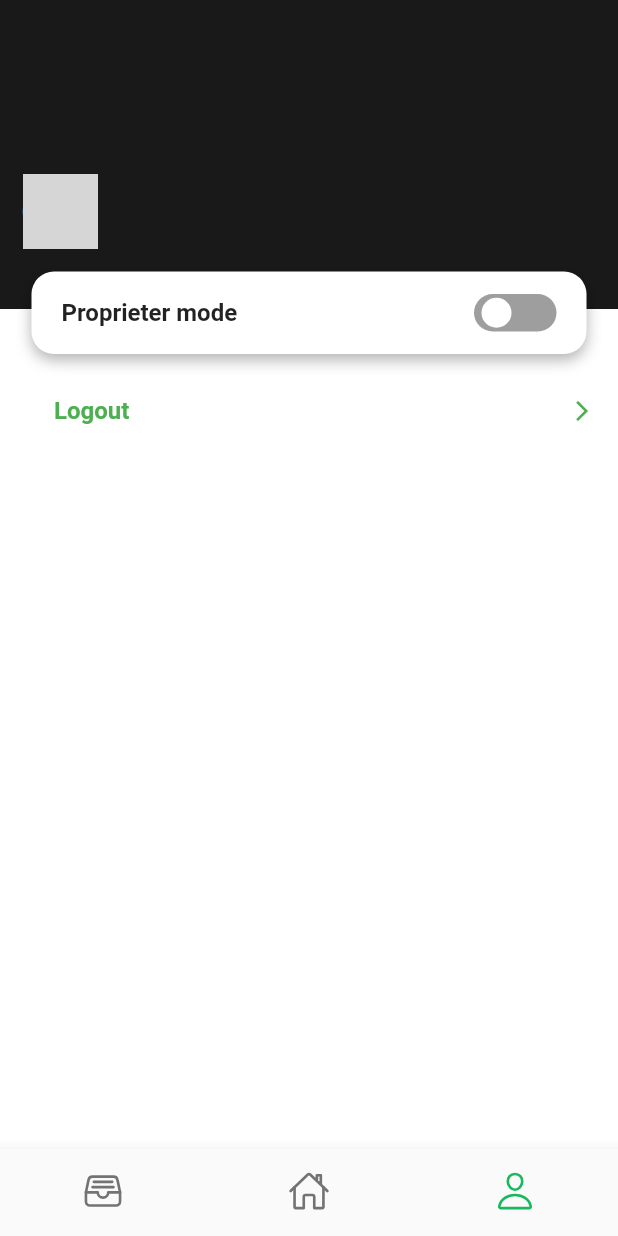
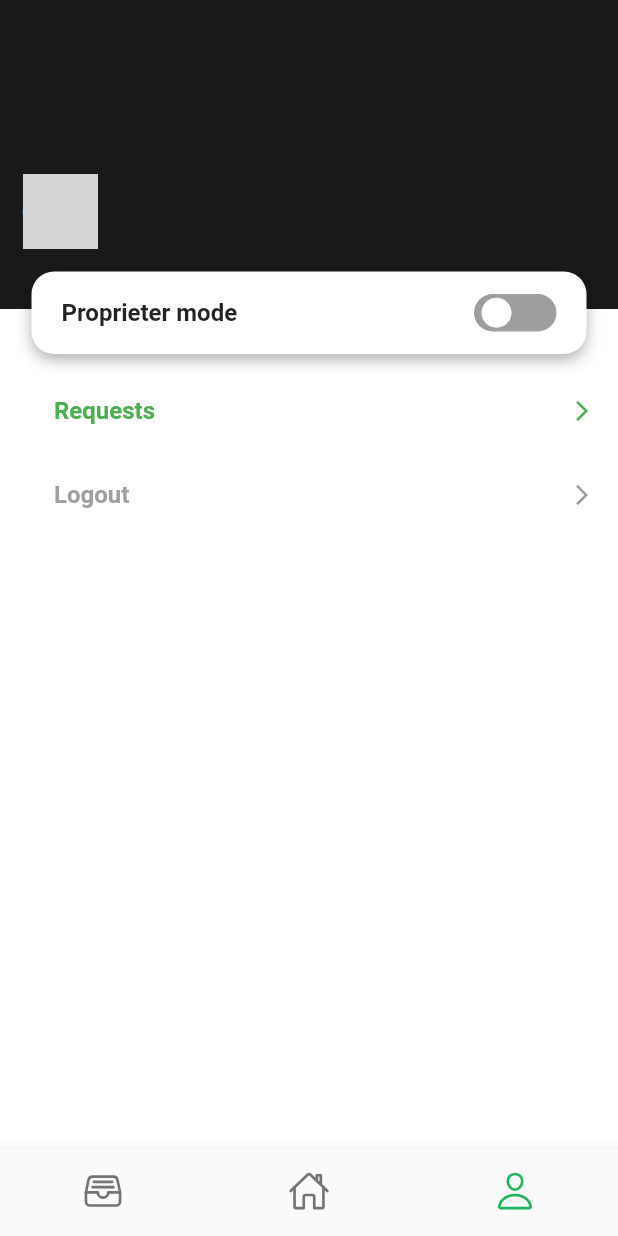
Before and after one commit to amna-kamran/Rentatouille-App, a Flutter app: the screen it shows once a user with an empty profile is signed in, item 3 of the bottom bar chosen, after a tap on "Logout", on a phone screen of 412 x 824 dp. Run offline on Flutter 3.47's test engine with Material 2 defaults, Android fonts, the phone set to English and light mode, and no system bars; our stand-ins replace carousel_slider, cloud_firestore, firebase_auth, firebase_core, flutter_form_builder, flutter_svg and 4 more; accounts and stored records are empty; network calls fail; grey boxes are pictures that could not be loaded.

Commit message:
requests option in profile

```diff
--- a/lib/core/property_tile.dart
+++ b/lib/core/property_tile.dart
@@ -1,7 +1,7 @@
 // ignore_for_file: public_member_api_docs, sort_constructors_first
 import 'package:flutter/material.dart';
 
-import 'package:rentatouille/screens/home/proprieter/widgets/property/widgets/add%20property/uploaded/page.dart';
+import 'package:rentatouille/screens/home/widgets/uploaded%20properties/page.dart';
 import 'package:rentatouille/services/auth/auth_provider.dart';
 
 import '../constants/url.dart';
--- a/lib/screens/home/proprieter/home.dart
+++ b/lib/screens/home/proprieter/home.dart
@@ -2,7 +2,7 @@ import 'package:flutter/material.dart';
 import 'package:ionicons/ionicons.dart';
 import 'package:provider/provider.dart';
 import 'package:rentatouille/services/bottom_navbar_provider.dart';
-import 'package:rentatouille/screens/home/renter/widgets/profile/profile.dart';
+import 'package:rentatouille/screens/home/widgets/profile/profile_page.dart';
 import 'widgets/property/property_option.dart';
 
 class ProprieterHome extends StatelessWidget {
--- a/lib/screens/home/proprieter/widgets/property/property_option.dart
+++ b/lib/screens/home/proprieter/widgets/property/property_option.dart
@@ -2,7 +2,7 @@ import 'package:flutter/material.dart';
 import 'package:rentatouille/constants/spaces.dart';
 import 'widgets/draft_screen.dart';
 import 'widgets/tab_bar.dart';
-import 'widgets/add property/uploaded/uploaded_screen.dart';
+import '../../../widgets/uploaded properties/uploaded_screen.dart';
 
 class PropertyOptionScreen extends StatefulWidget {
   const PropertyOptionScreen({super.key});
--- a/lib/screens/home/renter/home.dart
+++ b/lib/screens/home/renter/home.dart
@@ -1,10 +1,10 @@
 import 'package:flutter/material.dart';
 import 'package:ionicons/ionicons.dart';
 import 'package:provider/provider.dart';
-import 'package:rentatouille/screens/home/renter/widgets/profile/profile.dart';
+import 'package:rentatouille/screens/home/widgets/profile/profile_page.dart';
+import 'package:rentatouille/screens/home/widgets/uploaded%20properties/uploaded_screen.dart';
 import 'package:rentatouille/screens/news/home.dart';
 import 'package:rentatouille/services/bottom_navbar_provider.dart';
-import 'widgets/property_screen.dart';
 
 class RenterHome extends StatelessWidget {
   const RenterHome({super.key});
@@ -54,7 +54,7 @@ class RenterHome extends StatelessWidget {
             index: bottomNavigationBarProvider.currentIndex,
             children: const [
               NewsHomeScreen(),
-              PropertyScreen(),
+              UploadedScreen(),
               ProfileScreen(),
             ],
           );
--- a/lib/screens/home/renter/widgets/profile/edit_profile.dart
+++ b/lib/screens/home/renter/widgets/profile/edit_profile.dart
@@ -1,6 +1,6 @@
 import 'package:flutter/material.dart';
-import 'package:rentatouille/core/profile/profile_widget.dart';
-import 'package:rentatouille/core/profile/text_field_widget.dart';
+import 'package:rentatouille/screens/home/widgets/profile/profile_widget.dart';
+import 'package:rentatouille/screens/home/widgets/profile/text_field_widget.dart';
 import 'package:rentatouille/model/user.dart';
 import 'package:rentatouille/utils/user_preferences.dart';
 
--- a/lib/screens/home/renter/widgets/property_screen.dart
+++ /dev/null
@@ -1,12 +0,0 @@
-import 'package:flutter/material.dart';
-
-class PropertyScreen extends StatelessWidget {
-  const PropertyScreen({super.key});
-
-  @override
-  Widget build(BuildContext context) {
-    return const Center(
-      child: Text("Property"),
-    );
-  }
-}
--- a/lib/screens/home/renter/widgets/profile/profile.dart
+++ b/lib/screens/home/widgets/profile/profile_page.dart
@@ -1,6 +1,8 @@
 import 'package:flutter/material.dart';
 import 'package:provider/provider.dart';
 import 'package:rentatouille/constants/url.dart';
+import 'package:rentatouille/screens/home/proprieter/widgets/request/proprieter_request.dart';
+import 'package:rentatouille/screens/home/renter/widgets/request/renter_request.dart';
 import 'package:rentatouille/screens/home/widgets/toggle_button.dart';
 import 'package:rentatouille/services/auth/auth_provider.dart';
 import 'package:rentatouille/services/auth/google%20auth/google_auth.dart';
@@ -8,9 +10,7 @@ import 'package:rentatouille/services/bottom_navbar_provider.dart';
 import 'package:rentatouille/services/toggle_provider.dart';
 
 class ProfileScreen extends StatefulWidget {
-  const ProfileScreen({
-    super.key,
-  });
+  const ProfileScreen({super.key});
 
   @override
   State<ProfileScreen> createState() => _ProfileScreenState();
@@ -72,6 +72,38 @@ class _ProfileScreenState extends State<ProfileScreen> {
                           const SizedBox(height: 40),
                           ListTile(
                             onTap: () {
+                              debugPrint("requests");
+                              Navigator.push(
+                                context,
+                                MaterialPageRoute(
+                                  builder: (context) =>
+                                      toggleProvider.isProprietorMode
+                                          ? const ProprieterRequestScreen()
+                                          : const RenterRequestScreen(),
+                                ),
+                              );
+                            },
+                            title: const Row(
+                              mainAxisAlignment: MainAxisAlignment.spaceBetween,
+                              children: [
+                                Text(
+                                  "Requests",
+                                  style: TextStyle(
+                                    fontSize: 16,
+                                    fontWeight: FontWeight.bold,
+                                    color: Colors.green,
+                                  ),
+                                ),
+                                Icon(
+                                  Icons.arrow_forward_ios,
+                                  color: Colors.green,
+                                  size: 16,
+                                ),
+                              ],
+                            ),
+                          ),
+                          ListTile(
+                            onTap: () {
                               AuthProvider.logout();
                               GoogleAuthHelper.signOut();
 
@@ -85,12 +117,12 @@ class _ProfileScreenState extends State<ProfileScreen> {
                                   style: TextStyle(
                                     fontSize: 16,
                                     fontWeight: FontWeight.bold,
-                                    color: Colors.green,
+                                    color: Colors.grey,
                                   ),
                                 ),
                                 Icon(
                                   Icons.arrow_forward_ios,
-                                  color: Colors.green,
+                                  color: Colors.grey,
                                   size: 16,
                                 ),
                               ],
```
Also changed, not shown: lib/screens/home/proprieter/widgets/request/proprieter_request.dart (added, +16 -0 lines), lib/screens/home/renter/widgets/request/renter_request.dart (added, +16 -0 lines), lib/screens/home/renter/widgets/profile/renter_requests.dart (added), lib/screens/home/widgets/profile/button_widget.dart (renamed from lib/core/profile/button_widget.dart), lib/screens/home/widgets/profile/profile_widget.dart (renamed from lib/core/profile/profile_widget.dart), lib/screens/home/widgets/profile/text_field_widget.dart (renamed from lib/core/profile/text_field_widget.dart), lib/screens/home/widgets/uploaded properties/page.dart (renamed from lib/screens/home/proprieter/widgets/property/widgets/add property/uploaded/page.dart), lib/screens/home/widgets/uploaded properties/uploaded_screen.dart (renamed from lib/screens/home/proprieter/widgets/property/widgets/add property/uploaded/uploaded_screen.dart).
